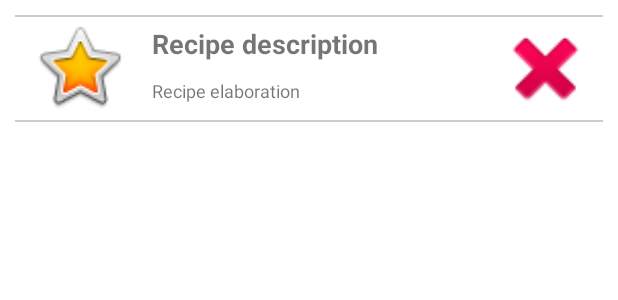
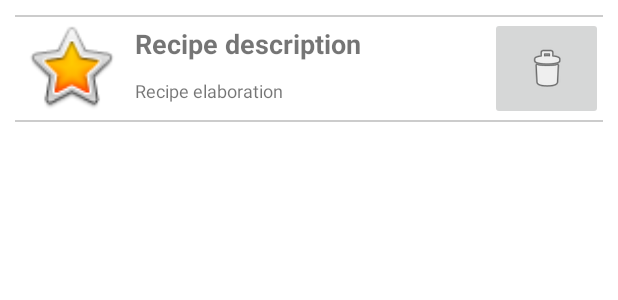
Before and after one commit to ivanrev/MisRecetas, an Android app: the layout receta.xml on its own in the app's theme, with its tools: preview values and no code run, on a phone screen of 412 x 824 dp. Shown: the top 300 px of the screen. Run offline under Robolectric (Android 15) with nearby library versions, the phone set to English and light mode, and no system bars.

Commit message:
Cambios en ListView de Recetas y Grabación de recetas Quitar código no válido.

```diff
--- a/app/src/main/java/com/ivanr/misrecetas/Receta.kt
+++ b/app/src/main/java/com/ivanr/misrecetas/Receta.kt
@@ -1,13 +1,15 @@
 package com.ivanr.misrecetas
 
 class Receta {
+    var v_id: Int? = null
     var v_descripcion: String? = null
     var v_ingredientes: String? = null
     var v_elaboracion: String? = null
     var v_url: String? = null
     var v_foto: String? = null
 
-    public constructor(p_descripcion: String?, p_ingredientes: String?, p_elaboracion: String?, p_url: String?, p_foto: String?) {
+    public constructor(p_id: Int, p_descripcion: String?, p_ingredientes: String?, p_elaboracion: String?, p_url: String?, p_foto: String?) {
+        this.v_id = p_id
         this.v_descripcion = p_descripcion
         this.v_ingredientes = p_ingredientes
         this.v_elaboracion = p_elaboracion
--- a/app/src/main/res/layout/receta.xml
+++ b/app/src/main/res/layout/receta.xml
@@ -23,7 +23,7 @@
 
             <ImageView
                 android:id="@+id/ivImagen"
-                android:layout_width="25dp"
+                android:layout_width="3dp"
                 android:layout_height="65dp"
                 android:layout_weight="8"
                 tools:srcCompat="@android:drawable/btn_star_big_on" />
@@ -50,14 +50,16 @@
                     android:padding="5dp"
                     android:text="@string/elaboracion_receta"
                     android:textSize="12sp" />
+
             </LinearLayout>
 
-            <ImageView
-                android:id="@+id/ivBorrar"
-                android:layout_width="15dp"
+            <ImageButton
+                android:id="@+id/btBorrar"
+                android:layout_width="3dp"
                 android:layout_height="match_parent"
                 android:layout_weight="8"
-                app:srcCompat="@android:drawable/ic_delete" />
+                app:srcCompat="@android:drawable/ic_menu_delete" />
+
         </LinearLayout>
     </LinearLayout>
 
```
Also changed, not shown: app/src/main/java/com/ivanr/misrecetas/AdminSQLite.kt (+11 -3 lines), app/src/main/java/com/ivanr/misrecetas/MainActivity.kt (+19 -20 lines).
